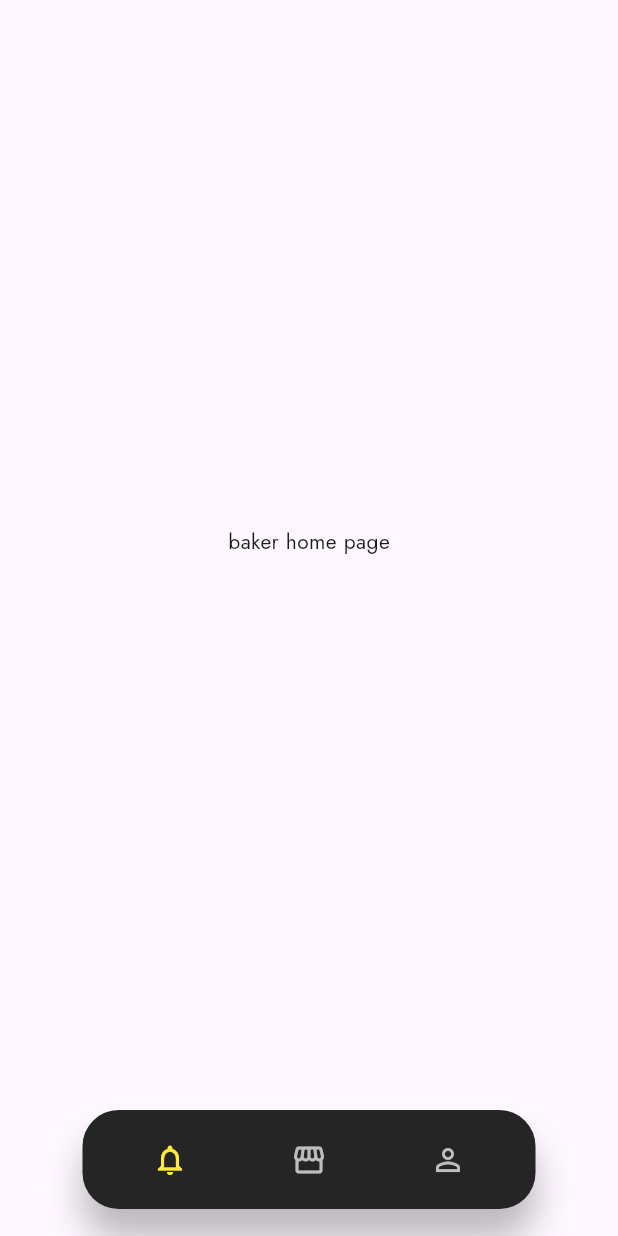
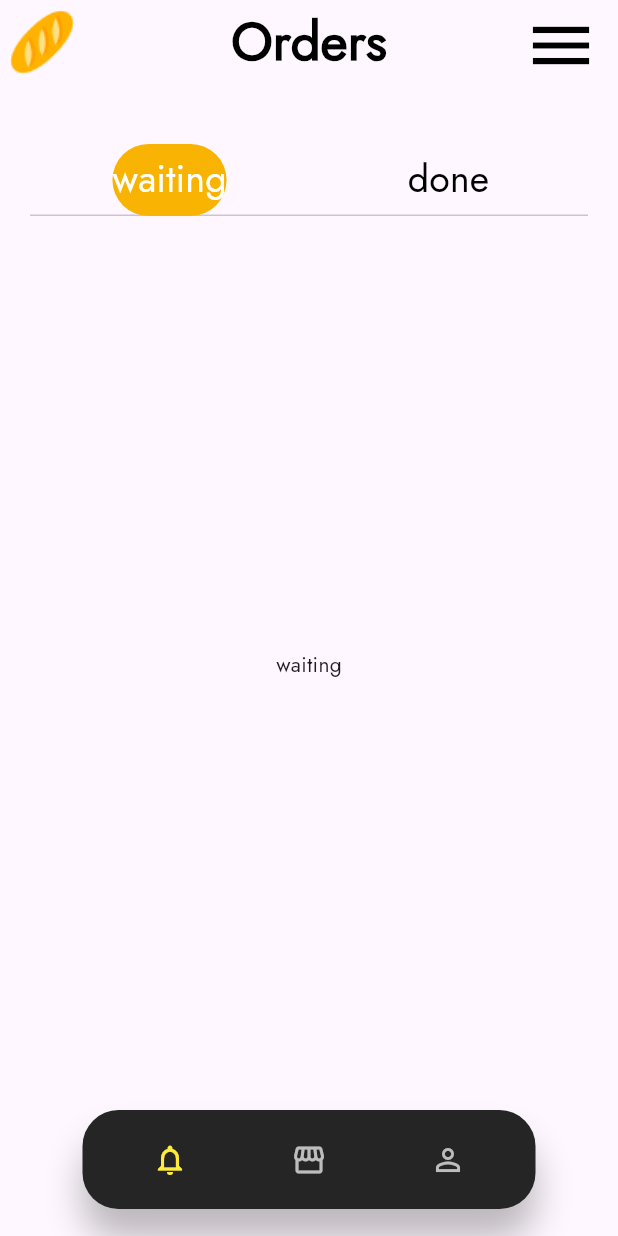
Before and after one commit to hedmi-san/Bakery-App-UI, a Flutter app: the screen it shows after launch, after a tap on "Login", on a phone screen of 412 x 824 dp. Run offline on Flutter 3.47's test engine with Material 3 defaults, Android fonts, the phone set to English and light mode, and no system bars; our stand-ins replace get.

Commit message:
fifth commit
20/03/2024
finishing the baker home screen

```diff
--- a/lib/screens/bakerHome.dart
+++ b/lib/screens/bakerHome.dart
@@ -1,13 +1,106 @@
 import 'package:flutter/material.dart';
+import './done.dart';
+import './waiting.dart';
 
-class BakerHomeScreen extends StatelessWidget {
+class BakerHomeScreen extends StatefulWidget {
   const BakerHomeScreen({super.key});
+
+  @override
+  State<BakerHomeScreen> createState() => _BakerHomeScreenState();
+}
+
+class _BakerHomeScreenState extends State<BakerHomeScreen>
+    with SingleTickerProviderStateMixin {
+  late TabController tabController;
+  @override
+  void initState() {
+    tabController = TabController(length: 2, vsync: this);
+    super.initState();
+  }
+
+  @override
+  void dispose() {
+    tabController.dispose();
+    super.dispose();
+  }
 
   @override
   Widget build(BuildContext context) {
     return Scaffold(
-      body: Center(
-        child: Text('baker home page'),
+      appBar: AppBar(
+        leading: const Image(
+          image: AssetImage('assets/images/breadbrown.png'),
+        ),
+        backgroundColor: Colors.transparent,
+        title: const Text(
+          'Orders',
+          style: TextStyle(
+            fontSize: 35,
+            color: Colors.black,
+            fontWeight: FontWeight.w600,
+          ),
+        ),
+        centerTitle: true,
+        elevation: 0.0,
+        actions: const [
+          Padding(
+            padding: EdgeInsets.symmetric(vertical: 5, horizontal: 13),
+            child: Icon(
+              Icons.menu,
+              color: Colors.black,
+              size: 50,
+            ),
+          )
+        ],
+      ),
+      body: SizedBox(
+        height: MediaQuery.of(context).size.height,
+        child: Column(
+          children: [
+            const SizedBox(
+              height: 20,
+            ),
+            SizedBox(
+              width: MediaQuery.of(context).size.width,
+              child: Column(
+                children: [
+                  Padding(
+                    padding: const EdgeInsets.all(20),
+                    child: TabBar(
+                      unselectedLabelColor: Colors.black,
+                      labelStyle: const TextStyle(
+                          fontSize: 25, fontWeight: FontWeight.w400),
+                      labelColor: Colors.white,
+                      indicatorWeight: 2,
+                      indicatorColor: const Color.fromRGBO(249, 180, 3, 1),
+                      indicator: const BoxDecoration(
+                          color: Color.fromRGBO(249, 180, 3, 1),
+                          borderRadius: BorderRadius.all(Radius.circular(25))),
+                      controller: tabController,
+                      tabs: const [
+                        Tab(
+                          text: 'waiting',
+                        ),
+                        Tab(
+                          text: 'done',
+                        ),
+                      ],
+                    ),
+                  )
+                ],
+              ),
+            ),
+            Expanded(
+              child: TabBarView(
+                controller: tabController,
+                children: const [
+                  WaitingScreen(),
+                  DoneScreen(),
+                ],
+              ),
+            )
+          ],
+        ),
       ),
     );
   }
--- /dev/null
+++ b/lib/screens/done.dart
@@ -0,0 +1,12 @@
+import 'package:flutter/material.dart';
+
+class DoneScreen extends StatelessWidget {
+  const DoneScreen({super.key});
+
+  @override
+  Widget build(BuildContext context) {
+    return const Scaffold(
+      body: Center(child: Text('done')),
+    );
+  }
+}
--- /dev/null
+++ b/lib/screens/waiting.dart
@@ -0,0 +1,14 @@
+import 'package:flutter/material.dart';
+
+class WaitingScreen extends StatelessWidget {
+  const WaitingScreen({super.key});
+
+  @override
+  Widget build(BuildContext context) {
+    return const Scaffold(
+      body: Center(
+        child: Text('waiting'),
+      ),
+    );
+  }
+}
--- a/pubspec.yaml
+++ b/pubspec.yaml
@@ -60,7 +60,7 @@ flutter:
   # To add assets to your application, add an assets section, like this:
   assets:
     - assets/images/
-  #   - images/a_dot_ham.jpeg
+    - assets/images/breadbrown.png
 
   # An image asset can refer to one or more resolution-specific "variants", see
   # https://flutter.dev/assets-and-images/#resolution-aware
```
Also changed, not shown: assets/images/breadbrown.png (added).
